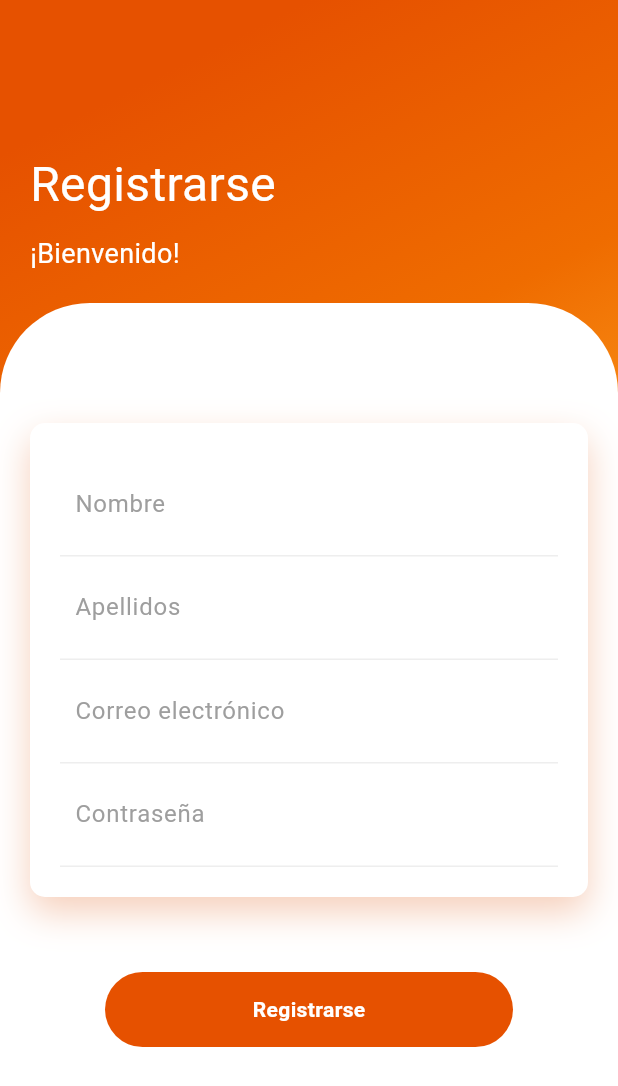
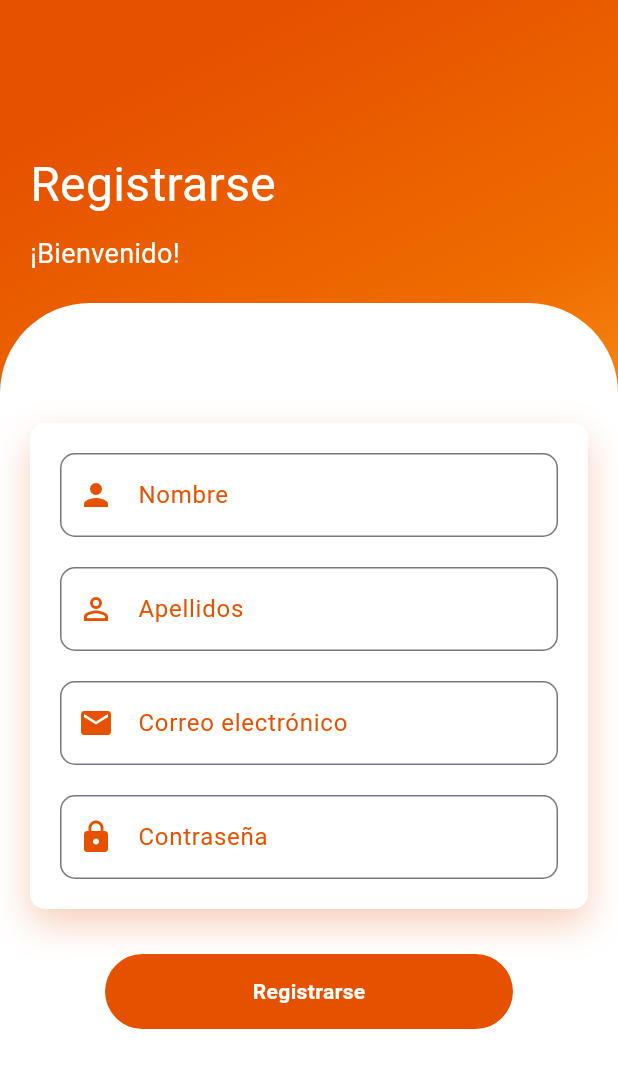
Before and after one commit to jordanlaguna/cookrecep, a Flutter app: the screen it shows after launch, after a tap on "Registrarse", on a phone screen of 412 x 824 dp. Shown: the top 1086 px of the screen. Run offline on Flutter 3.47's test engine with Material 3 defaults, Android fonts, the light colour scheme and no system bars; our stand-ins replace curved_navigation_bar.

Commit message:
add recipe model and update login screen UI

```diff
--- a/lib/authentication/screen/login_screen.dart
+++ b/lib/authentication/screen/login_screen.dart
@@ -45,8 +45,9 @@ class LoginScreen extends StatelessWidget {
                 decoration: BoxDecoration(
                   color: Colors.white,
                   borderRadius: BorderRadius.only(
-                      topLeft: Radius.circular(60),
-                      topRight: Radius.circular(60)),
+                    topLeft: Radius.circular(60),
+                    topRight: Radius.circular(60),
+                  ),
                 ),
                 child: Padding(
                   padding: EdgeInsets.all(20),
@@ -70,35 +71,58 @@ class LoginScreen extends StatelessWidget {
                         ),
                         child: Column(
                           children: <Widget>[
-                            Container(
-                              padding: EdgeInsets.all(10),
-                              decoration: BoxDecoration(
-                                border: Border(
-                                  bottom: BorderSide(color: Colors.grey[200]!),
+                            TextFormField(
+                              decoration: InputDecoration(
+                                labelText: "Correo electrónico",
+                                prefixIcon: Icon(
+                                  Icons.email,
+                                  color: Colors.orange[900],
+                                ),
+                                labelStyle:
+                                    TextStyle(color: Colors.orange[900]),
+                                floatingLabelBehavior:
+                                    FloatingLabelBehavior.auto,
+                                border: OutlineInputBorder(
+                                  borderRadius: BorderRadius.circular(10),
+                                  borderSide:
+                                      BorderSide(color: Colors.grey[200]!),
+                                ),
+                                focusedBorder: OutlineInputBorder(
+                                  borderRadius: BorderRadius.circular(10),
+                                  borderSide: BorderSide(
+                                    color: Colors.orange[900]!,
+                                  ),
                                 ),
                               ),
-                              child: TextField(
-                                decoration: InputDecoration(
-                                  hintText: "Correo electrónico",
-                                  hintStyle: TextStyle(color: Colors.grey),
-                                  border: InputBorder.none,
+                              keyboardType: TextInputType.emailAddress,
+                            ),
+                            SizedBox(height: 20),
+                            // Campo de contraseña
+                            TextFormField(
+                              obscureText: true,
+                              decoration: InputDecoration(
+                                labelText: "Contraseña",
+                                prefixIcon: Icon(
+                                  Icons.lock,
+                                  color: Colors.orange[900],
+                                ),
+                                labelStyle:
+                                    TextStyle(color: Colors.orange[900]),
+                                floatingLabelBehavior:
+                                    FloatingLabelBehavior.auto,
+                                border: OutlineInputBorder(
+                                  borderRadius: BorderRadius.circular(10),
+                                  borderSide:
+                                      BorderSide(color: Colors.grey[200]!),
+                                ),
+                                focusedBorder: OutlineInputBorder(
+                                  borderRadius: BorderRadius.circular(10),
+                                  borderSide: BorderSide(
+                                    color: Colors.orange[900]!,
+                                  ),
                                 ),
                               ),
-                            ),
-                            Container(
-                              padding: EdgeInsets.all(10),
-                              decoration: BoxDecoration(
-                                border: Border(
-                                  bottom: BorderSide(color: Colors.grey[200]!),
-                                ),
-                              ),
-                              child: TextField(
-                                decoration: InputDecoration(
-                                  hintText: "Contraseña",
-                                  hintStyle: TextStyle(color: Colors.grey),
-                                  border: InputBorder.none,
-                                ),
-                              ),
+                              keyboardType: TextInputType.visiblePassword,
                             ),
                           ],
                         ),
@@ -182,7 +206,7 @@ class LoginScreen extends StatelessWidget {
                       SizedBox(height: 10),
                       Container(
                         height: 50,
-                        width: 50, // Hacemos el botón cuadrado
+                        width: 50,
                         decoration: BoxDecoration(
                           color: Colors.white,
                           shape: BoxShape.circle,
--- a/lib/authentication/screen/register_screen.dart
+++ b/lib/authentication/screen/register_screen.dart
@@ -68,76 +68,126 @@ class RegisterScreen extends StatelessWidget {
                         ),
                         child: Column(
                           children: <Widget>[
-                            Container(
-                              padding: EdgeInsets.all(10),
-                              decoration: BoxDecoration(
-                                border: Border(
-                                  bottom: BorderSide(color: Colors.grey[200]!),
+                            // Campo de Nombre
+                            TextFormField(
+                              decoration: InputDecoration(
+                                labelText: "Nombre",
+                                prefixIcon: Icon(
+                                  Icons.person,
+                                  color: Colors.orange[900],
                                 ),
+                                labelStyle:
+                                    TextStyle(color: Colors.orange[900]),
+                                floatingLabelBehavior:
+                                    FloatingLabelBehavior.auto,
+                                border: OutlineInputBorder(
+                                  borderRadius: BorderRadius.circular(10),
+                                  borderSide:
+                                      BorderSide(color: Colors.grey[200]!),
                                 ),
-                              child: TextField(
-                                decoration: InputDecoration(
-                                  hintText: "Nombre",
-                                  hintStyle: TextStyle(color: Colors.grey),
-                                  border: InputBorder.none,
+                                focusedBorder: OutlineInputBorder(
+                                  borderRadius: BorderRadius.circular(10),
+                                  borderSide: BorderSide(
+                                    color: Colors.orange[900]!,
                                   ),
                                 ),
                               ),
-                            Container(
-                              padding: EdgeInsets.all(10),
-                              decoration: BoxDecoration(
-                                border: Border(
-                                  bottom: BorderSide(color: Colors.grey[200]!),
+                              keyboardType: TextInputType.name,
                             ),
+                            SizedBox(height: 20),
+                            // Campo de Apellidos
+                            TextFormField(
+                              decoration: InputDecoration(
+                                labelText: "Apellidos",
+                                prefixIcon: Icon(
+                                  Icons.person_outline,
+                                  color: Colors.orange[900],
                                 ),
-                              child: TextField(
-                                decoration: InputDecoration(
-                                  hintText: "Apellidos",
-                                  hintStyle: TextStyle(color: Colors.grey),
-                                  border: InputBorder.none,
+                                labelStyle:
+                                    TextStyle(color: Colors.orange[900]),
+                                floatingLabelBehavior:
+                                    FloatingLabelBehavior.auto,
+                                border: OutlineInputBorder(
+                                  borderRadius: BorderRadius.circular(10),
+                                  borderSide:
+                                      BorderSide(color: Colors.grey[200]!),
+                                ),
+                                focusedBorder: OutlineInputBorder(
+                                  borderRadius: BorderRadius.circular(10),
+                                  borderSide: BorderSide(
+                                    color: Colors.orange[900]!,
                                   ),
                                 ),
                               ),
-                            Container(
-                              padding: EdgeInsets.all(10),
-                              decoration: BoxDecoration(
-                                border: Border(
-                                  bottom: BorderSide(color: Colors.grey[200]!),
+                              keyboardType: TextInputType.name,
                             ),
+                            SizedBox(height: 20),
+                            // Campo de Correo electrónico
+                            TextFormField(
+                              decoration: InputDecoration(
+                                labelText: "Correo electrónico",
+                                prefixIcon: Icon(
+                                  Icons.email,
+                                  color: Colors.orange[900],
                                 ),
-                              child: TextField(
-                                decoration: InputDecoration(
-                                  hintText: "Correo electrónico",
-                                  hintStyle: TextStyle(color: Colors.grey),
-                                  border: InputBorder.none,
+                                labelStyle:
+                                    TextStyle(color: Colors.orange[900]),
+                                floatingLabelBehavior:
+                                    FloatingLabelBehavior.auto,
+                                border: OutlineInputBorder(
+                                  borderRadius: BorderRadius.circular(10),
+                                  borderSide:
+                                      BorderSide(color: Colors.grey[200]!),
+                                ),
+                                focusedBorder: OutlineInputBorder(
+                                  borderRadius: BorderRadius.circular(10),
+                                  borderSide: BorderSide(
+                                    color: Colors.orange[900]!,
                                   ),
                                 ),
                               ),
-                            Container(
-                              padding: EdgeInsets.all(10),
-                              decoration: BoxDecoration(
-                                border: Border(
-                                  bottom: BorderSide(color: Colors.grey[200]!),
+                              keyboardType: TextInputType.emailAddress,
+                            ),
+                            SizedBox(height: 20),
+                            // Campo de Contraseña
+                            TextFormField(
+                              obscureText: true,
+                              decoration: InputDecoration(
+                                labelText: "Contraseña",
+                                prefixIcon: Icon(
+                                  Icons.lock,
+                                  color: Colors.orange[900],
+                                ),
+                                labelStyle:
+                                    TextStyle(color: Colors.orange[900]),
+                                floatingLabelBehavior:
+                                    FloatingLabelBehavior.auto,
+                                border: OutlineInputBorder(
+                                  borderRadius: BorderRadius.circular(10),
+                                  borderSide:
+                                      BorderSide(color: Colors.grey[200]!),
+                                ),
+                                focusedBorder: OutlineInputBorder(
+                                  borderRadius: BorderRadius.circular(10),
+                                  borderSide: BorderSide(
+                                    color: Colors.orange[900]!,
                                   ),
                                 ),
-                              child: TextField(
-                                decoration: InputDecoration(
-                                  hintText: "Contraseña",
-                                  hintStyle: TextStyle(color: Colors.grey),
-                                  border: InputBorder.none,
                               ),
-                              ),
+                              keyboardType: TextInputType.visiblePassword,
                             ),
                           ],
                         ),
                       ),
                       SizedBox(
-                        height: 20,
-                      ),
-                      SizedBox(
                         height: 30,
                       ),
-                      Container(
+                      GestureDetector(
+                        onTap: () {
+                          // Aquí puedes añadir la lógica para registrar al usuario
+                          print("Usuario registrado");
+                        },
+                        child: Container(
                           height: 50,
                           margin: EdgeInsets.symmetric(horizontal: 50),
                           decoration: BoxDecoration(
@@ -150,6 +200,7 @@ class RegisterScreen extends StatelessWidget {
                               style: TextStyle(
                                   color: Colors.white,
                                   fontWeight: FontWeight.bold),
+                            ),
                           ),
                         ),
                       ),
--- a/pubspec.yaml
+++ b/pubspec.yaml
@@ -61,6 +61,7 @@ flutter:
     - assets/recipes/fish.jpg
     - assets/recipes/dips.jpeg
     - assets/recipes/sauce.jpg
+    - assets/recipes/chickenRep/
   # The following line ensures that the Material Icons font is
   # included with your application, so that you can use the icons in
   # the material Icons class.
```
Also changed, not shown: lib/screens/bottom_navigator_bar/home_page/home.dart (+18 -0 lines), lib/screens/white_steak/recipes_list.dart (added, +14 -0 lines), lib/screens/white_steak/steak_page.dart (added, +236 -0 lines), assets/recipes/chickenRep/Cordon-Bleu.jpg (added), assets/recipes/chickenRep/Pollo-en-Salsa-Blanca.jpg (added), assets/recipes/chickenRep/alitas.jpg (added), assets/recipes/chickenRep/pechuga.jpg (added), assets/recipes/chickenRep/pollo-frito-con-tomate.jpg (added). Lines whose indentation alone changed are shown as unchanged.
